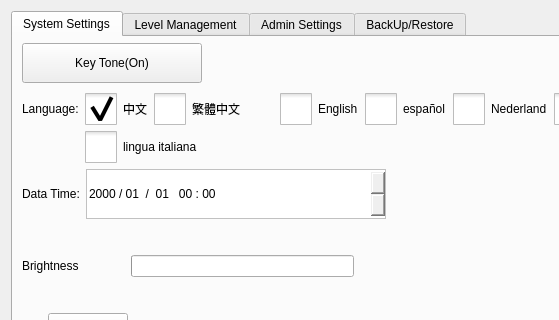
dongdong-2009/3-5AxisRobot, file hcsettings/ichcsystemsettingsframe.ui: the form before one commit; both pictures show x 0 to 559 and y 0 to 320 of the 1196 by 463 pixel window.
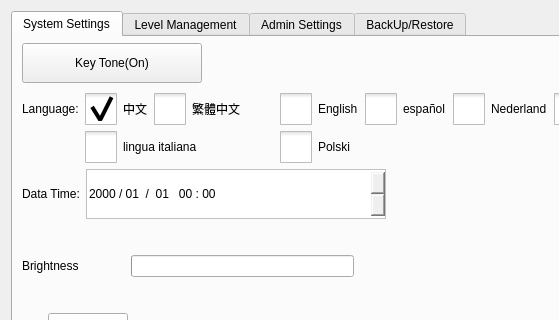
The form after the commit. Icons and pictures are not drawn. Custom widgets are drawn as their Qt base class.

```diff
--- a/hcsettings/ichcsystemsettingsframe.ui
+++ b/hcsettings/ichcsystemsettingsframe.ui
@@ -443,6 +443,41 @@
            </attribute>
           </widget>
          </item>
+         <item row="1" column="3">
+          <widget class="QCheckBox" name="polskiBox">
+           <property name="styleSheet">
+            <string notr="true">::indicator {
+     width: 32px;
+     height: 32px;
+ }
+
+::indicator:unchecked 
+{
+     image: url(:/resource/check_unchecked.png);
+ }
+::indicator:checked 
+{
+     image: url(:/resource/check_checked.png);
+ }
+
+QRadioButton::indicator:checked:disabled
+{
+ image: url(:/resource/check_checked_disable.png);
+}
+
+QRadioButton::indicator:unchecked:disabled
+{
+ image: url(:/resource/check_unchecked_disable.png);
+}</string>
+           </property>
+           <property name="text">
+            <string notr="true">Polski</string>
+           </property>
+           <attribute name="buttonGroup">
+            <string notr="true">languageButtonGroup</string>
+           </attribute>
+          </widget>
+         </item>
         </layout>
        </item>
        <item row="3" column="0" colspan="2">
```
Left out of the diff: 2 changed lines with no effect on the pictures.
